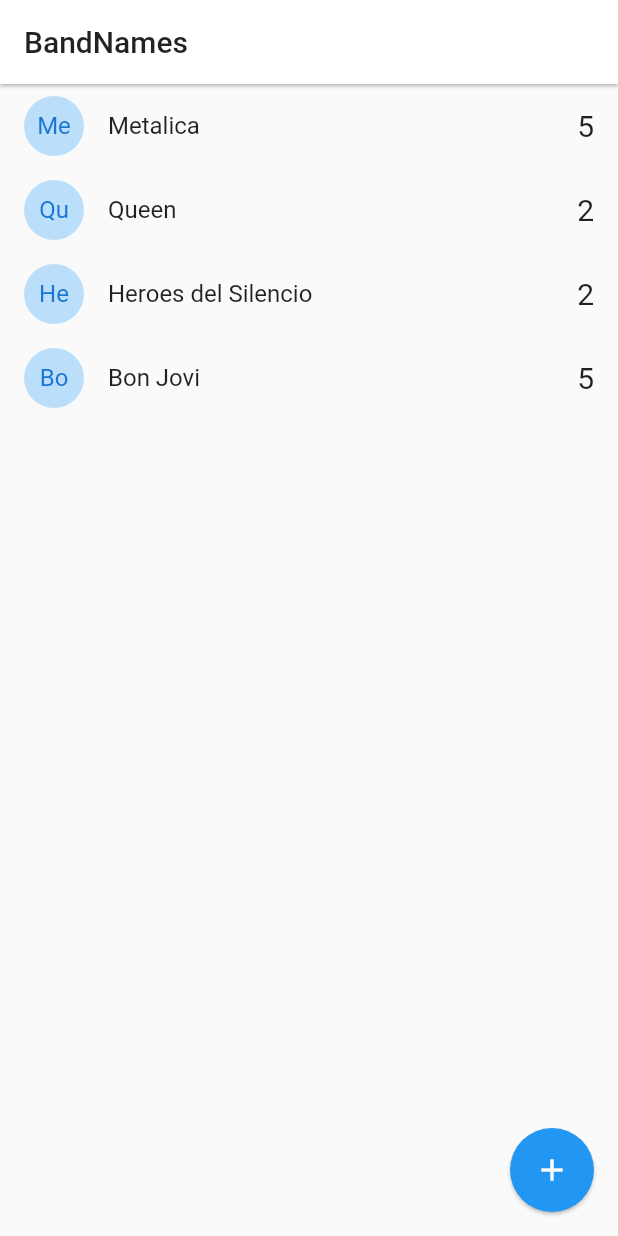
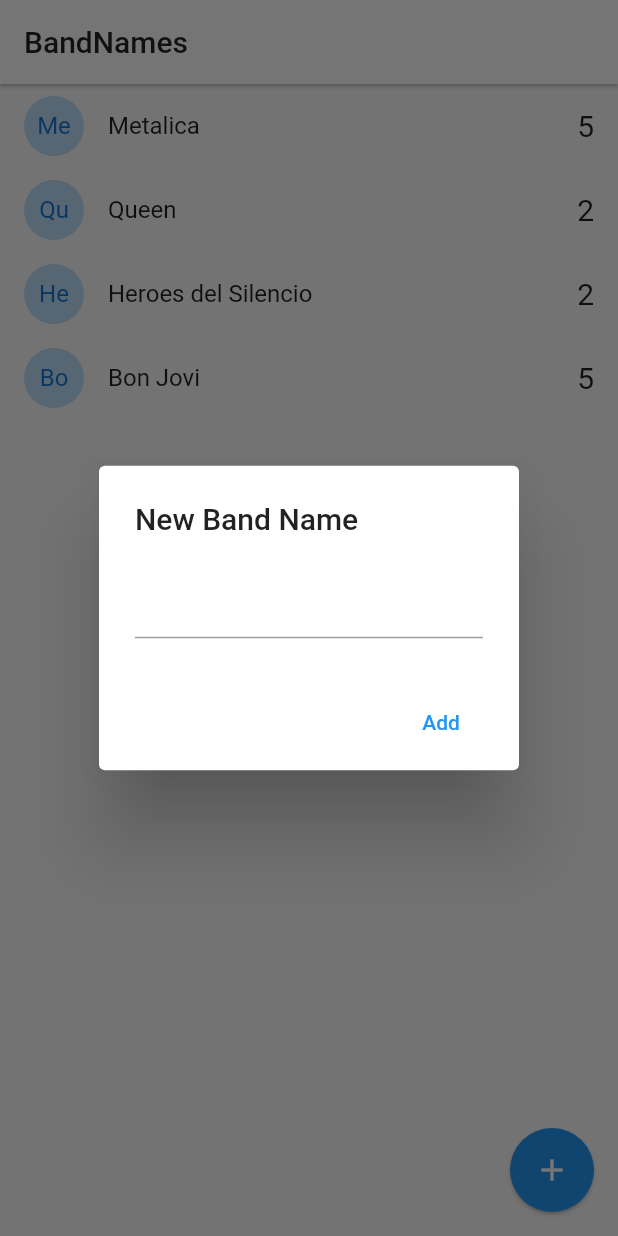
Before and after one commit to JeancarlosCarvajal/Aplicacion-Android-IOS-con-comunicacion-en-tiempo-real-usando-Node-js-Sockets-y-Dart-Flutter, a Flutter app: the screen it shows after launch, after a tap on the "add" icon, on a phone screen of 412 x 824 dp. Run offline on Flutter 3.47's test engine with Material 2 defaults, Android fonts, the phone set to English and light mode, and no system bars.

Commit message:
Listo preparado para incorporar el Sockets

```diff
--- a/lib/models/band.dart
+++ b/lib/models/band.dart
@@ -7,12 +7,12 @@
 
   late String name;
 
-  late int votes;
+  late int? votes;
 
   Band({
     required this.id,
     required this.name,
-    required this.votes
+    this.votes
   });
 
 
--- a/lib/pages/home.dart
+++ b/lib/pages/home.dart
@@ -1,4 +1,7 @@
+import 'dart:io';
+
 import 'package:a_brand_names/models/band.dart';
+import 'package:flutter/cupertino.dart';
 import 'package:flutter/material.dart';
 
 class HomePage extends StatefulWidget {
@@ -32,24 +35,113 @@
       ),
       floatingActionButton: FloatingActionButton(
         elevation: 1,
-        onPressed: () {
+        onPressed: addNewBar,
+        child: const Icon(Icons.add),
+      //    () {
 
-      },
-        child: const Icon(Icons.add),),
+      // },
+      ),
     );
   }
 
-  ListTile _bandTitle(Band band) {
-    return ListTile(
+  Widget _bandTitle(Band band) {
+    return Dismissible(
+      key: UniqueKey(),// tenia Key(band.id)
+      direction: DismissDirection.startToEnd,
+      onDismissed: (direction){
+        print('direction: $direction');
+        print('direction: ${band.id}');
+        // TODO llamar y borrar del server
+      },
+      background: Container(
+        padding: const EdgeInsets.only(left: 8),
+        color: Colors.red,
+        child: const Align(
+          alignment: Alignment.centerLeft,
+          child: Text('Delete Band', style: TextStyle(color: Colors.white))
+        ),
+      ),
+      child: ListTile(
         leading: CircleAvatar(
           backgroundColor: Colors.blue[100],
           child: Text(band.name.substring(0,2)),
         ),
         title: Text(band.name),
-      trailing: Text('${band.votes}', style: TextStyle(fontSize: 20)),
+        trailing: Text('${band.votes}', style: const TextStyle(fontSize: 20)),
         onTap: (){
           print(band.name);
         },
+      ),
     );
   }
+
+
+
+  addNewBar(){
+    print('Mostrando Dialogo de texto');
+
+    // para controlar lo que se escribe
+    final TextEditingController textController = new TextEditingController();
+
+    if(Platform.isAndroid){
+      // Android
+      return showDialog(
+        context: context,
+        builder: (context) {
+          return AlertDialog(
+            title: const Text('New Band Name'),
+            content: TextField(
+              controller: textController,
+            ),
+            actions: [
+              MaterialButton(
+                elevation: 5,
+                textColor: Colors.blue,
+                onPressed: () => addBarToList(textController.text),
+                child: const Text('Add')
+              )
+            ],
+          );
         }
+      );
+    }
+
+    // sino es android corre este codigo para IOS
+    showCupertinoDialog(
+      context: context,
+      builder: (context) {
+        return CupertinoAlertDialog(
+          title: const Text('New Band Name'),
+          content: CupertinoTextField(
+            controller: textController,
+          ),
+          actions: [
+            // en IOS se hace click afuera y no se cierra el dialogo por lo tanto se debe colorcar otro boton para cerrar
+            CupertinoDialogAction(
+              isDefaultAction: true, // se mira mejor la accion del boton
+              child: Text('Add'),
+              onPressed: () => addBarToList(textController.text),
+            ),
+            CupertinoDialogAction(
+              isDefaultAction: true, // se mira mejor la accion del boton
+              child: Text('Dismiss'),
+              onPressed: () => Navigator.pop(context),
+            ),
+          ],
+        );
+      }
+    );
+  }
+
+  void addBarToList( String name ){
+    print(name);
+    if( name.length > 1 ){
+      // podemos agregarlo al sockets
+      this.bands.add(new Band(id: DateTime.now().toString(), name: name, votes: null));
+      setState(() { });
+
+    }
+    // para cerrar el dialogo
+    Navigator.pop(context);
+  }
+}
```
Lines whose indentation alone changed are shown as unchanged.
